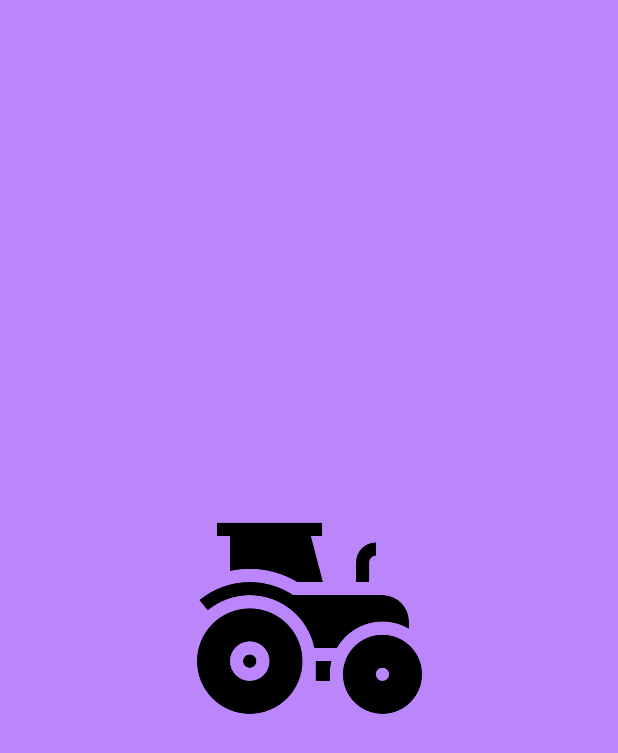
After one commit to IGouthamKothari/KisanMitre, an Android app: the SplashScreen screen opened directly, with no data from a screen before it, on a phone screen of 412 x 824 dp. The commit adds this screen. Shown: the top 753 px of the screen. Run offline under Robolectric (Android 15) with nearby library versions, the phone set to English and light mode, and no system bars; network calls fail.

Commit message:
Splash screen update

```diff
--- /dev/null
+++ b/app/src/main/java/com/example/hackathon/SplashScreen.java
@@ -0,0 +1,25 @@
+package com.example.hackathon;
+
+import androidx.appcompat.app.AppCompatActivity;
+
+import android.content.Intent;
+import android.os.Bundle;
+import android.os.Handler;
+
+public class SplashScreen extends AppCompatActivity {
+
+    @Override
+    protected void onCreate(Bundle savedInstanceState) {
+        super.onCreate(savedInstanceState);
+        setContentView(R.layout.activity_splash_screen);
+
+       new  Handler().postDelayed(new Runnable() {
+           @Override
+           public void run() {
+               Intent intent = new Intent(SplashScreen.this,MainActivity.class);
+               startActivity(intent);
+
+           }
+       },3000);
+    }
+}
--- /dev/null
+++ b/app/src/main/res/layout/activity_splash_screen.xml
@@ -0,0 +1,19 @@
+<?xml version="1.0" encoding="utf-8"?>
+<androidx.constraintlayout.widget.ConstraintLayout xmlns:android="http://schemas.android.com/apk/res/android"
+    xmlns:app="http://schemas.android.com/apk/res-auto"
+    xmlns:tools="http://schemas.android.com/tools"
+    android:layout_width="match_parent"
+    android:layout_height="match_parent"
+    tools:context=".SplashScreen"
+    android:background="@color/purple_200">
+
+    <ImageView
+        android:id="@+id/spLogo"
+        android:layout_width="150dp"
+        android:layout_height="150dp"
+        app:layout_constraintBottom_toBottomOf="parent"
+        app:layout_constraintEnd_toEndOf="parent"
+        app:layout_constraintStart_toStartOf="parent"
+        app:layout_constraintTop_toTopOf="parent"
+        app:srcCompat="@drawable/logo" />
+</androidx.constraintlayout.widget.ConstraintLayout>
--- a/app/src/main/res/values/strings.xml
+++ b/app/src/main/res/values/strings.xml
@@ -16,8 +16,4 @@
     <string name="tool5rent">50/day</string>
 
 
-
-
-
-
 </resources>
```
Also changed, not shown: app/src/main/AndroidManifest.xml (+17 -7 lines).
